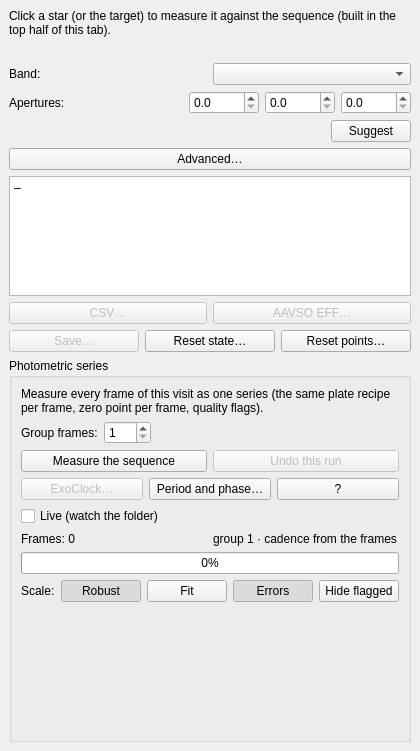
The window that nightscribe/gui/ui/ufe_measure_tab.ui (irydeo/nightscribe) describes before a commit, drawn with Qt 5.
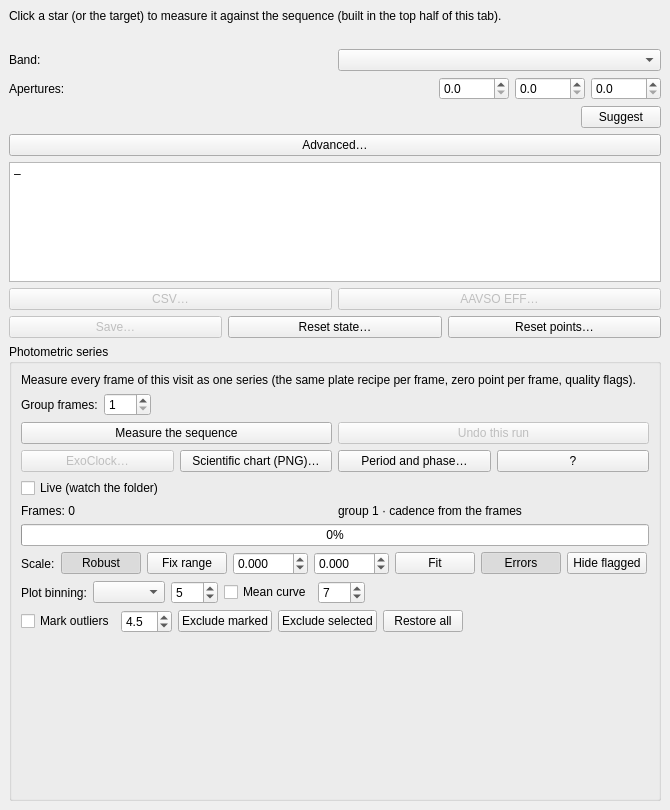
The same window after the commit.

Commit message: chart: round ticks, a fixable scale, and the points you decide about

Patch:
```diff
--- a/nightscribe/gui/ui/ufe_measure_tab.ui
+++ b/nightscribe/gui/ui/ufe_measure_tab.ui
@@ -372,6 +372,16 @@
              </property>
             </widget>
            </item>
+           <item>
+            <widget class="QPushButton" name="btn_series_sci">
+             <property name="toolTip">
+              <string>Write the scientific figure of this curve: white background, black frame, ticks pointing inwards, error bars with caps and the magnitude axis on round numbers (the style a report or a colleague expects). It is the same data as the panel, drawn for paper</string>
+             </property>
+             <property name="text">
+              <string>Scientific chart (PNG)…</string>
+             </property>
+            </widget>
+           </item>
            <item>
             <widget class="QPushButton" name="btn_series_phase">
              <property name="toolTip">
@@ -435,12 +445,36 @@
        <layout class="QHBoxLayout" name="row_series_chart">
         <item><widget class="QLabel" name="lbl_series_scale"><property name="text"><string>Scale:</string></property></widget></item>
         <item><widget class="QPushButton" name="btn_series_robust"><property name="text"><string>Robust</string></property><property name="checkable"><bool>true</bool></property><property name="checked"><bool>true</bool></property><property name="toolTip"><string>The magnitude axis follows the CORE of the curve (median ± 6 robust sigmas) instead of the minimum and maximum, so one anomalous point cannot flatten the rest. Off shows the whole spread; the points outside stay on the chart, anchored to the edge</string></property></widget></item>
+        <item><widget class="QPushButton" name="btn_series_fixaxis"><property name="text"><string>Fix range</string></property><property name="checkable"><bool>true</bool></property><property name="toolTip"><string>Fix the magnitude axis by hand so a hundredth of a magnitude is visible: a 2 to 14 scale hides everything a variable star does. The wheel keeps zooming and dragging keeps panning without touching this</string></property></widget></item>
+        <item><widget class="QDoubleSpinBox" name="spn_series_maglo"><property name="toolTip"><string>Brightest magnitude of the fixed axis (the top of the chart)</string></property><property name="decimals"><number>3</number></property><property name="minimum"><double>-100.0</double></property><property name="maximum"><double>100.0</double></property><property name="singleStep"><double>0.01</double></property><property name="keyboardTracking"><bool>false</bool></property></widget></item>
+        <item><widget class="QDoubleSpinBox" name="spn_series_maghi"><property name="toolTip"><string>Faintest magnitude of the fixed axis (the bottom of the chart)</string></property><property name="decimals"><number>3</number></property><property name="minimum"><double>-100.0</double></property><property name="maximum"><double>100.0</double></property><property name="singleStep"><double>0.01</double></property><property name="keyboardTracking"><bool>false</bool></property></widget></item>
         <item><widget class="QPushButton" name="btn_series_zoomfit"><property name="text"><string>Fit</string></property><property name="toolTip"><string>Fit the chart to the panel again after zooming and panning (the wheel zooms, the left button drags)</string></property></widget></item>
         <item><widget class="QPushButton" name="btn_series_errors"><property name="text"><string>Errors</string></property><property name="checkable"><bool>true</bool></property><property name="checked"><bool>true</bool></property><property name="toolTip"><string>Draw each point's own photon error and the calibration band. The zero-point systematic belongs to the whole night, so it is drawn as a band, never as a bar per point; off is for judging the shape of a small-amplitude curve</string></property></widget></item>
         <item><widget class="QPushButton" name="btn_series_hideflags"><property name="text"><string>Hide flagged</string></property><property name="checkable"><bool>true</bool></property><property name="toolTip"><string>Hide the points whose DATA is in doubt (saturated, cosmic ray, focus, cloud, unaligned) to judge the clean curve. A flag marks and never deletes, so hiding is an explicit act, and the calibration caveats (few comps) stay visible</string></property></widget></item>
         <item><spacer name="hsp_series_chart"><property name="orientation"><enum>Qt::Horizontal</enum></property><property name="sizeHint" stdset="0"><size><width>40</width><height>20</height></size></property></spacer></item>
        </layout>
       </item>
+      <item>
+       <layout class="QHBoxLayout" name="row_series_chart2">
+        <item><widget class="QLabel" name="lbl_series_bin"><property name="text"><string>Plot binning:</string></property></widget></item>
+        <item><widget class="QComboBox" name="cmb_series_bin"><property name="toolTip"><string>Groups the POINTS on the chart, a presentation choice separate from the engine's frame grouping: none draws one point per frame; «every N frames» or «every N minutes» draws the mean with its error, and the raw points stay behind, faded</string></property></widget></item>
+        <item><widget class="QSpinBox" name="spn_series_binn"><property name="toolTip"><string>How many frames, or how many minutes, per plotted point</string></property><property name="minimum"><number>1</number></property><property name="maximum"><number>500</number></property><property name="value"><number>5</number></property></widget></item>
+        <item><widget class="QCheckBox" name="chk_series_mean"><property name="text"><string>Mean curve</string></property><property name="toolTip"><string>Overlay a moving average of the plotted points: the shape of a small-amplitude curve without the noise. It is a guide for the eye, never a measurement</string></property></widget></item>
+        <item><widget class="QSpinBox" name="spn_series_meanwin"><property name="toolTip"><string>Window of the moving average, in plotted points</string></property><property name="minimum"><number>2</number></property><property name="maximum"><number>101</number></property><property name="value"><number>7</number></property></widget></item>
+        <item><spacer name="hsp_series_chart2"><property name="orientation"><enum>Qt::Horizontal</enum></property><property name="sizeHint" stdset="0"><size><width>40</width><height>20</height></size></property></spacer></item>
+       </layout>
+      </item>
+      <item>
+       <layout class="QHBoxLayout" name="row_series_chart3">
+        <item><widget class="QCheckBox" name="chk_series_outliers"><property name="text"><string>Mark outliers</string></property><property name="toolTip"><string>Marks the points that separate from their neighbours by more than the given number of robust sigmas (the scatter is measured on the residual against a local median, so the curve's own shape is never an outlier). The candidates are drawn in red; excluding them is a separate, explicit decision</string></property></widget></item>
+        <item><widget class="QDoubleSpinBox" name="spn_series_outsigma"><property name="toolTip"><string>Threshold in robust sigmas: 4.5 marks only the wild ones, 3.0 also catches the suspicious</string></property><property name="minimum"><double>2.0</double></property><property name="maximum"><double>10.0</double></property><property name="decimals"><number>1</number></property><property name="value"><double>4.5</double></property><property name="singleStep"><double>0.5</double></property><property name="keyboardTracking"><bool>false</bool></property></widget></item>
+        <item><widget class="QPushButton" name="btn_series_exclout"><property name="text"><string>Exclude marked</string></property><property name="toolTip"><string>Excludes every marked outlier from the curve and from the file. The point is never deleted: it is flagged as excluded by hand and can be restored</string></property></widget></item>
+        <item><widget class="QPushButton" name="btn_series_exclsel"><property name="text"><string>Exclude selected</string></property><property name="toolTip"><string>Excludes the points you selected by clicking them on the chart</string></property></widget></item>
+        <item><widget class="QPushButton" name="btn_series_restore"><property name="text"><string>Restore all</string></property><property name="toolTip"><string>Puts every hand-excluded point back on the curve</string></property></widget></item>
+        <item><widget class="QLabel" name="lbl_series_selection"><property name="text"><string/></property><property name="minimumSize"><size><width>180</width><height>0</height></size></property></widget></item>
+        <item><spacer name="hsp_series_chart3"><property name="orientation"><enum>Qt::Horizontal</enum></property><property name="sizeHint" stdset="0"><size><width>40</width><height>20</height></size></property></spacer></item>
+       </layout>
+      </item>
       <item>
        <widget class="QWidget" name="wgt_series_chart">
         <property name="minimumSize">
```
The commit also changes 12 other files.
